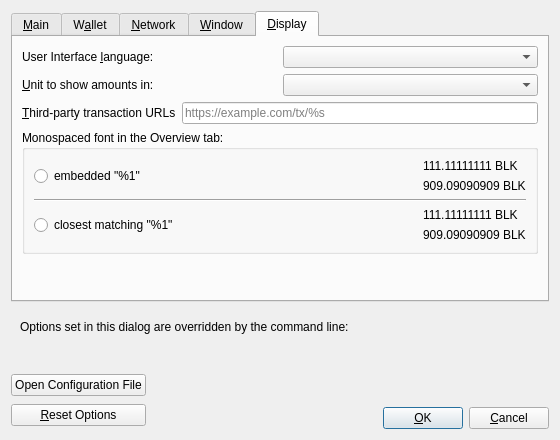
First picture: the form in codexacoin-core/src/qt/forms/optionsdialog.ui, repository fakharnaqvi5313/codexacoin, before the edit.
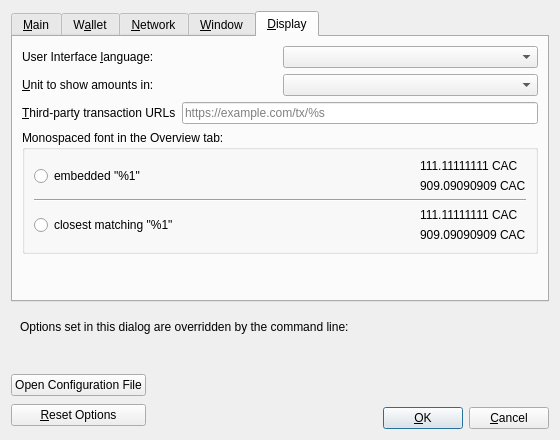
Second picture: the form after the edit. The open tabs and pages were chosen to show the change. Custom widgets are drawn as their Qt base class.

Patch:
```diff
--- a/codexacoin-core/src/qt/forms/optionsdialog.ui
+++ b/codexacoin-core/src/qt/forms/optionsdialog.ui
@@ -846,14 +846,14 @@
               <item>
                <widget class="QLabel" name="embeddedFont_label_1">
                 <property name="text">
-                 <string notr="true">111.11111111 BLK</string>
+                 <string notr="true">111.11111111 CAC</string>
                 </property>
                </widget>
               </item>
               <item>
                <widget class="QLabel" name="embeddedFont_label_9">
                 <property name="text">
-                 <string notr="true">909.09090909 BLK</string>
+                 <string notr="true">909.09090909 CAC</string>
                 </property>
                </widget>
               </item>
@@ -895,14 +895,14 @@
               <item>
                <widget class="QLabel" name="systemFont_label_1">
                 <property name="text">
-                 <string notr="true">111.11111111 BLK</string>
+                 <string notr="true">111.11111111 CAC</string>
                 </property>
                </widget>
               </item>
               <item>
                <widget class="QLabel" name="systemFont_label_9">
                 <property name="text">
-                 <string notr="true">909.09090909 BLK</string>
+                 <string notr="true">909.09090909 CAC</string>
                 </property>
                </widget>
               </item>
```
Left out of the diff: 8 changed lines with no effect on the pictures.
